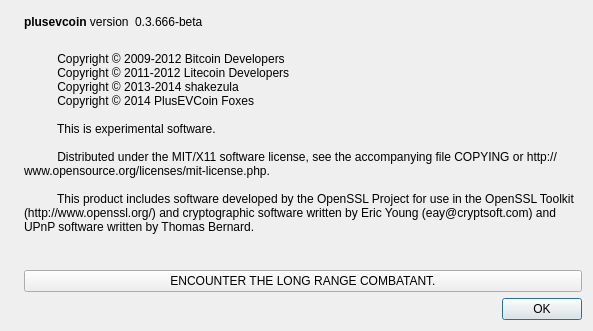
Before: the Qt Designer form src/qt/forms/aboutdialog.ui in plusevcoin/plusevcoin, drawn with Qt 5.
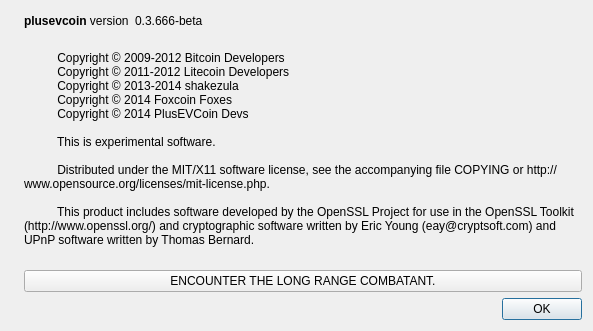
After: the same form once the commit is applied. Icons and pictures are not drawn.

Patch:
```diff
--- a/src/qt/forms/aboutdialog.ui
+++ b/src/qt/forms/aboutdialog.ui
@@ -98,7 +98,8 @@
           Copyright © 2009-2012 Bitcoin Developers
           Copyright © 2011-2012 Litecoin Developers
           Copyright © 2013-2014 shakezula
-          Copyright © 2014 PlusEVCoin Foxes
+          Copyright © 2014 Foxcoin Foxes
+          Copyright © 2014 PlusEVCoin Devs
 
           This is experimental software. 
 
```
